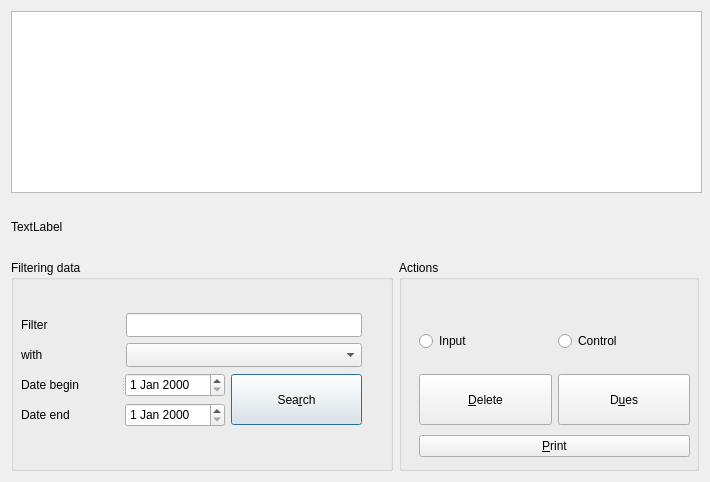
First picture: the form in plugins/accountplugin/receipts/controlreceipts.ui, repository FreeHealth/freehealth, before the edit.
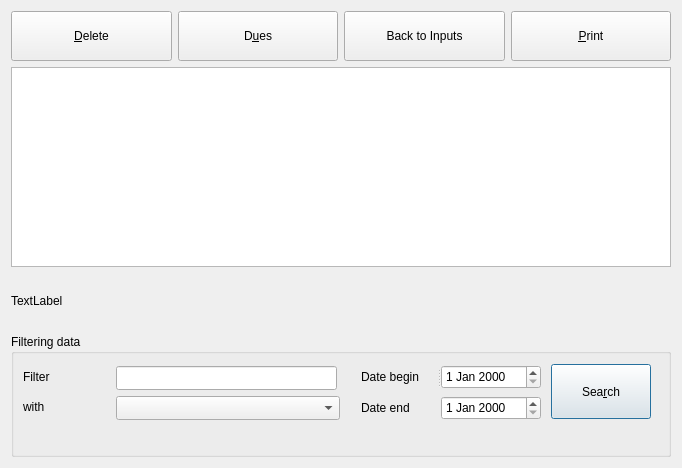
Second picture: the form after the edit.

Commit message: freeaccount: change of ergonomy

Diff of the .ui file:
```diff
--- a/plugins/accountplugin/receipts/controlreceipts.ui
+++ b/plugins/accountplugin/receipts/controlreceipts.ui
@@ -6,13 +6,13 @@
    <rect>
     <x>0</x>
     <y>0</y>
-    <width>710</width>
-    <height>482</height>
+    <width>682</width>
+    <height>468</height>
    </rect>
   </property>
   <property name="minimumSize">
    <size>
-    <width>710</width>
+    <width>600</width>
     <height>300</height>
    </size>
   </property>
@@ -22,12 +22,74 @@
   <layout class="QGridLayout" name="gridLayout_2">
    <item row="0" column="0">
     <layout class="QGridLayout" name="gridLayout">
-     <item row="0" column="0" colspan="2">
+     <item row="0" column="0">
+      <layout class="QGridLayout" name="gridLayout_3">
+       <item row="0" column="1">
+        <widget class="QPushButton" name="duesButton">
+         <property name="minimumSize">
+          <size>
+           <width>80</width>
+           <height>50</height>
+          </size>
+         </property>
+         <property name="text">
+          <string>D&amp;ues</string>
+         </property>
+        </widget>
+       </item>
+       <item row="0" column="0">
+        <widget class="QPushButton" name="deleteButton">
+         <property name="minimumSize">
+          <size>
+           <width>80</width>
+           <height>50</height>
+          </size>
+         </property>
+         <property name="maximumSize">
+          <size>
+           <width>16777215</width>
+           <height>16777215</height>
+          </size>
+         </property>
+         <property name="text">
+          <string>&amp;Delete</string>
+         </property>
+        </widget>
+       </item>
+       <item row="0" column="3">
+        <widget class="QPushButton" name="printButton">
+         <property name="minimumSize">
+          <size>
+           <width>0</width>
+           <height>50</height>
+          </size>
+         </property>
+         <property name="text">
+          <string>&amp;Print</string>
+         </property>
+        </widget>
+       </item>
+       <item row="0" column="2">
+        <widget class="QPushButton" name="backButton">
+         <property name="minimumSize">
+          <size>
+           <width>0</width>
+           <height>50</height>
+          </size>
+         </property>
+         <property name="text">
+          <string>Back to Inputs</string>
+         </property>
+        </widget>
+       </item>
+      </layout>
+     </item>
+     <item row="1" column="0">
       <widget class="QTableView" name="tableView">
        <property name="minimumSize">
         <size>
-         <width>691</width>
-         <height>100</height>
+         <width>500</width>
+         <height>200</height>
         </size>
        </property>
        <property name="maximumSize">
@@ -38,11 +100,11 @@
        </property>
       </widget>
      </item>
-     <item row="1" column="0" colspan="2">
+     <item row="2" column="0">
       <widget class="QLabel" name="resultLabel">
        <property name="minimumSize">
         <size>
-         <width>680</width>
+         <width>490</width>
          <height>55</height>
         </size>
        </property>
@@ -51,7 +113,7 @@
        </property>
       </widget>
      </item>
-     <item row="2" column="0">
+     <item row="3" column="0">
       <widget class="QGroupBox" name="groupBox">
        <property name="sizePolicy">
         <sizepolicy hsizetype="Expanding" vsizetype="Expanding">
@@ -62,7 +124,7 @@
        <property name="minimumSize">
         <size>
          <width>371</width>
-         <height>201</height>
+         <height>100</height>
         </size>
        </property>
        <property name="maximumSize">
@@ -74,20 +136,15 @@
        <property name="title">
         <string>Filtering data</string>
        </property>
-       <widget class="QWidget" name="layoutWidget">
-        <property name="geometry">
-         <rect>
-          <x>10</x>
-          <y>30</y>
-          <width>341</width>
-          <height>161</height>
-         </rect>
-        </property>
-        <layout class="QVBoxLayout" name="verticalLayout">
-         <item>
-          <layout class="QGridLayout">
-           <item row="0" column="0">
             <widget class="QLabel" name="filterLabel">
+        <property name="geometry">
+         <rect>
+          <x>12</x>
+          <y>32</y>
+          <width>70</width>
+          <height>21</height>
+         </rect>
+        </property>
              <property name="minimumSize">
               <size>
                <width>70</width>
@@ -101,9 +158,15 @@
               <cstring>filterEdit</cstring>
              </property>
             </widget>
-           </item>
-           <item row="1" column="0">
             <widget class="QLabel" name="comboLabel">
+        <property name="geometry">
+         <rect>
+          <x>12</x>
+          <y>62</y>
+          <width>70</width>
+          <height>21</height>
+         </rect>
+        </property>
              <property name="minimumSize">
               <size>
                <width>70</width>
@@ -117,9 +180,15 @@
               <cstring>fieldComboBox</cstring>
              </property>
             </widget>
-           </item>
-           <item row="1" column="1" colspan="2">
             <widget class="QComboBox" name="fieldComboBox">
+        <property name="geometry">
+         <rect>
+          <x>105</x>
+          <y>62</y>
+          <width>224</width>
+          <height>24</height>
+         </rect>
+        </property>
              <property name="minimumSize">
               <size>
                <width>161</width>
@@ -133,8 +202,15 @@
               </size>
              </property>
             </widget>
-           </item>
-           <item row="2" column="0" colspan="2">
+       <widget class="QWidget" name="layoutWidget">
+        <property name="geometry">
+         <rect>
+          <x>350</x>
+          <y>30</y>
+          <width>180</width>
+          <height>58</height>
+         </rect>
+        </property>
             <layout class="QVBoxLayout">
              <item>
               <widget class="QSplitter" name="splitter">
@@ -196,13 +272,20 @@
               </layout>
              </item>
             </layout>
-           </item>
-           <item row="2" column="2">
+       </widget>
             <widget class="QPushButton" name="searchButton">
+        <property name="geometry">
+         <rect>
+          <x>540</x>
+          <y>30</y>
+          <width>100</width>
+          <height>55</height>
+         </rect>
+        </property>
              <property name="minimumSize">
               <size>
-               <width>131</width>
-               <height>51</height>
+          <width>100</width>
+          <height>55</height>
               </size>
              </property>
              <property name="maximumSize">
@@ -221,9 +304,15 @@
               <bool>true</bool>
              </property>
             </widget>
-           </item>
-           <item row="0" column="1" colspan="2">
             <widget class="QLineEdit" name="filterEdit">
+        <property name="geometry">
+         <rect>
+          <x>105</x>
+          <y>32</y>
+          <width>221</width>
+          <height>24</height>
+         </rect>
+        </property>
              <property name="minimumSize">
               <size>
                <width>110</width>
@@ -237,101 +326,6 @@
               </size>
              </property>
             </widget>
-           </item>
-          </layout>
-         </item>
-        </layout>
-       </widget>
-      </widget>
-     </item>
-     <item row="2" column="1">
-      <widget class="QGroupBox" name="groupBox_2">
-       <property name="minimumSize">
-        <size>
-         <width>300</width>
-         <height>211</height>
-        </size>
-       </property>
-       <property name="title">
-        <string>Actions</string>
-       </property>
-       <widget class="QWidget" name="layoutWidget_2">
-        <property name="geometry">
-         <rect>
-          <x>20</x>
-          <y>110</y>
-          <width>271</width>
-          <height>91</height>
-         </rect>
-        </property>
-        <layout class="QGridLayout" name="gridLayout_3">
-         <item row="2" column="0" colspan="2">
-          <widget class="QPushButton" name="printButton">
-           <property name="text">
-            <string>&amp;Print</string>
-           </property>
-          </widget>
-         </item>
-         <item row="0" column="0">
-          <widget class="QPushButton" name="deleteButton">
-           <property name="minimumSize">
-            <size>
-             <width>80</width>
-             <height>51</height>
-            </size>
-           </property>
-           <property name="maximumSize">
-            <size>
-             <width>16777215</width>
-             <height>16777215</height>
-            </size>
-           </property>
-           <property name="text">
-            <string>&amp;Delete</string>
-           </property>
-          </widget>
-         </item>
-         <item row="0" column="1">
-          <widget class="QPushButton" name="duesButton">
-           <property name="minimumSize">
-            <size>
-             <width>80</width>
-             <height>51</height>
-            </size>
-           </property>
-           <property name="text">
-            <string>D&amp;ues</string>
-           </property>
-          </widget>
-         </item>
-        </layout>
-       </widget>
-       <widget class="QWidget" name="layoutWidget_3">
-        <property name="geometry">
-         <rect>
-          <x>20</x>
-          <y>70</y>
-          <width>271</width>
-          <height>22</height>
-         </rect>
-        </property>
-        <layout class="QHBoxLayout" name="horizontalLayout">
-         <item>
-          <widget class="QRadioButton" name="inRadioButton">
-           <property name="text">
-            <string>Input</string>
-           </property>
-          </widget>
-         </item>
-         <item>
-          <widget class="QRadioButton" name="outRadioButton">
-           <property name="text">
-            <string>Control</string>
-           </property>
-          </widget>
-         </item>
-        </layout>
-       </widget>
       </widget>
      </item>
     </layout>
```
Left out of the diff: 2 changed lines with no effect on the pictures. Lines whose indentation alone changed are shown as unchanged.
